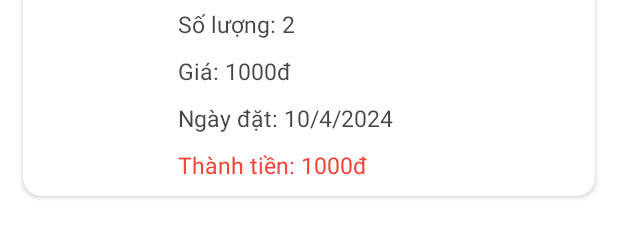
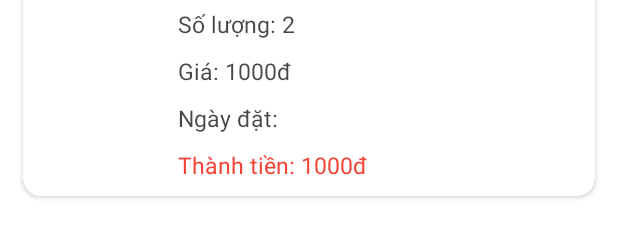
Before and after one commit to hvson03/movie_management_app, an Android app: the layout item_quanly_lichsu.xml on its own in the app's theme, with its tools: preview values and no code run, on a phone screen of 412 x 824 dp. Shown: the part 298-536 px from the top of the screen. Run offline under Robolectric (Android 15) with nearby library versions, the phone set to English and light mode, and no system bars.

Commit message:
big update

```diff
--- a/app/src/main/res/layout/item_quanly_lichsu.xml
+++ b/app/src/main/res/layout/item_quanly_lichsu.xml
@@ -113,7 +113,7 @@
                     android:id="@+id/txt_quanly_lichsu_ngaydat"
                     android:layout_width="wrap_content"
                     android:layout_height="wrap_content"
-                    android:text="Ngày đặt: 10/4/2024"
+                    android:text="Ngày đặt: "
                     android:textColor="#B9000000"
                     android:layout_marginBottom="10dp"
                     android:textSize="15dp" />
```
